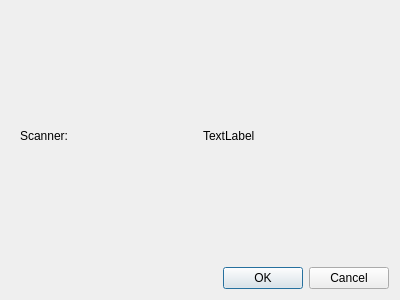
Qt form gui/scan/scannerdialog.ui (uliss/quneiform) before a commit.
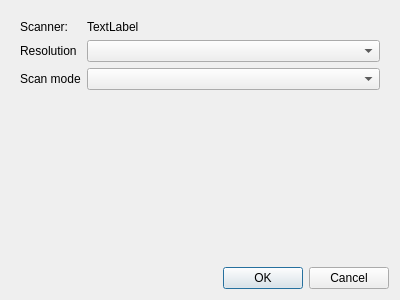
The same form after that commit. The open tabs and pages were chosen to show the change.

```diff
--- a/gui/scan/scannerdialog.ui
+++ b/gui/scan/scannerdialog.ui
@@ -46,21 +46,41 @@
      <widget class="QWidget" name="scanDialog">
       <layout class="QVBoxLayout" name="verticalLayout_3">
        <item>
-        <layout class="QHBoxLayout" name="horizontalLayout">
-         <item>
+        <layout class="QFormLayout" name="formLayout">
+         <item row="0" column="0">
           <widget class="QLabel" name="scannerLabel">
            <property name="text">
             <string>Scanner:</string>
            </property>
           </widget>
          </item>
-         <item>
+         <item row="0" column="1">
           <widget class="QLabel" name="scannerName">
            <property name="text">
             <string>TextLabel</string>
            </property>
           </widget>
          </item>
+         <item row="1" column="0">
+          <widget class="QLabel" name="resolutionLabel">
+           <property name="text">
+            <string>Resolution</string>
+           </property>
+          </widget>
+         </item>
+         <item row="1" column="1">
+          <widget class="QComboBox" name="resolutionComboBox"/>
+         </item>
+         <item row="2" column="0">
+          <widget class="QLabel" name="scanModeLabel">
+           <property name="text">
+            <string>Scan mode</string>
+           </property>
+          </widget>
+         </item>
+         <item row="2" column="1">
+          <widget class="QComboBox" name="scanModeComboBox"/>
+         </item>
         </layout>
        </item>
       </layout>
```
